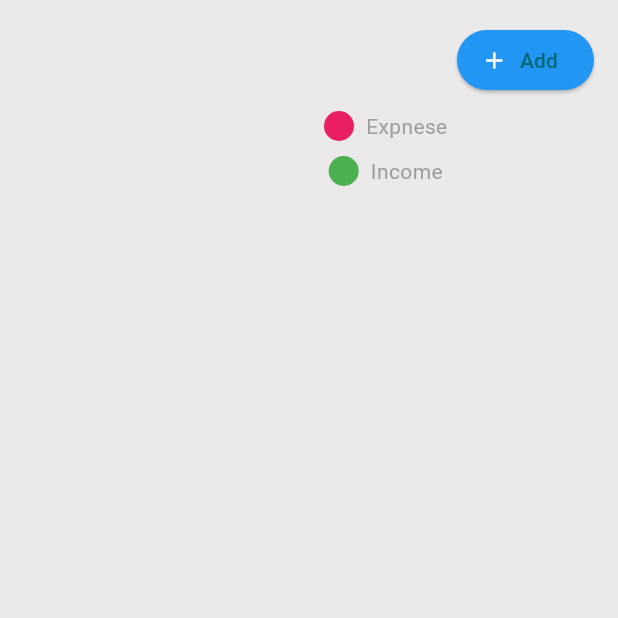
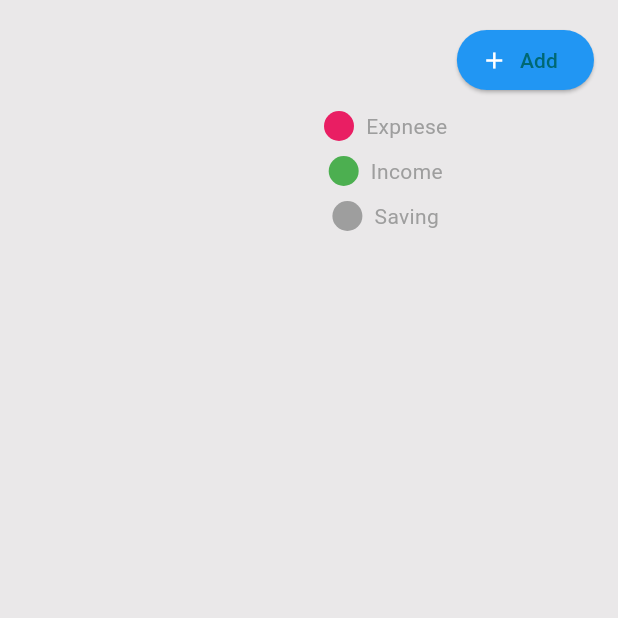
Before and after one commit to WaqasAhmed123/expense-tracker-app, a Flutter app: the screen it shows after launch, on a phone screen of 412 x 824 dp, the top half of it. Run offline on Flutter 3.47's test engine with Material 3 defaults, Android fonts, the phone set to English and light mode, and no system bars; our stand-ins replace cloud_firestore, firebase_core, flutter_bloc, syncfusion_flutter_charts; missing offline and left inert: dart:ffi, onscreen_num_keyboard; accounts and stored records are empty.

Commit message:
chart added

```diff
--- a/lib/screens/home_screen.dart
+++ b/lib/screens/home_screen.dart
@@ -85,6 +85,13 @@ class _HomeScreenState extends State<HomeScreen> {
                             'yData': state.totals['Expense'] ?? 0,
                             'color': Colors.pink,
                           },
+                          {
+                            'xData': 'Saving',
+                            'yData': state.totals['Saving']! < 0
+                                ? 0
+                                : state.totals['Saving']!,
+                            'color': Colors.grey,
+                          },
                         ];
 
                         return Row(
@@ -106,12 +113,13 @@ class _HomeScreenState extends State<HomeScreen> {
                                     String>>[
                                   DoughnutSeries<Map<String, dynamic>, String>(
                                     explode: true,
-                                    explodeOffset: "1%",
+                                    explodeOffset: "2%",
                                     explodeAll: true,
-                                    // explodeIndex: 0,
+                                    // explodeIndex: 1,
 
                                     // strokeWidth: 5,
                                     // strokeColor: cologre,
+                                    innerRadius: '80%',
                                     radius:
                                         "${MediaQuery.of(context).size.height * 0.1}",
                                     dataSource: pieData,
@@ -138,6 +146,10 @@ class _HomeScreenState extends State<HomeScreen> {
                                   height: 10,
                                 ),
                                 chartRep(color: Colors.green, text: "Income"),
+                                const SizedBox(
+                                  height: 10,
+                                ),
+                                chartRep(color: Colors.grey, text: "Saving"),
                               ],
                             )
                           ],
--- a/lib/services/firebase_service.dart
+++ b/lib/services/firebase_service.dart
@@ -53,10 +53,14 @@ class FirebaseService {
 
       print("Total Income: $totalIncome");
       print("Total Expense: $totalExpense");
+      print("Total Expense: ${totalIncome - totalExpense}");
 
       return {
         'Income': totalIncome,
         'Expense': totalExpense,
+        "Saving": (totalIncome - totalExpense)
+        // <0.0?"Saving":0.0:
+        // "Saving":(totalIncome - totalExpense)
       };
     } catch (e) {
       print('Error getting total amounts: $e');
@@ -66,5 +70,4 @@ class FirebaseService {
       };
     }
   }
-
 }
--- /dev/null
+++ b/lib/widgets/transaction.dart
@@ -0,0 +1,9 @@
+import 'package:flutter/material.dart';
+
+Widget transaction() {
+  return const Card(
+    child: Row(
+      children: [Column()],
+    ),
+  );
+}
```
Lines whose indentation alone changed are shown as unchanged.
